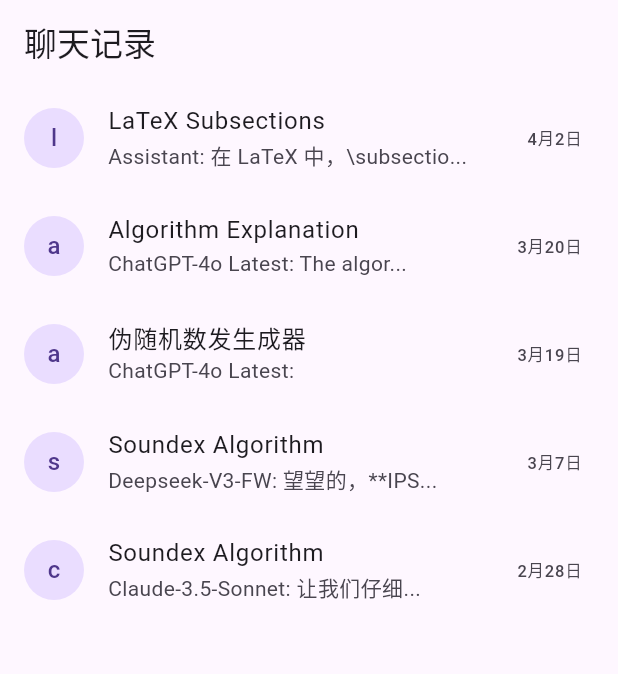
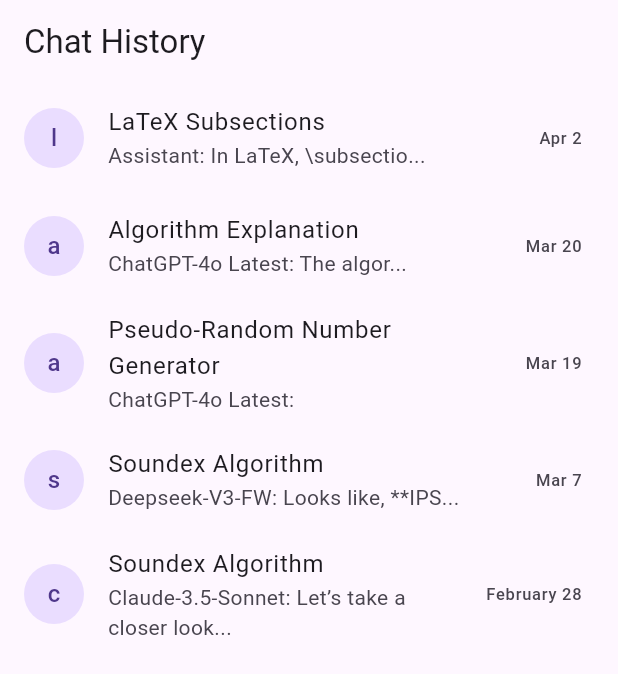
Before and after one commit to junior-stack/COMP5450-Challenge1, a Flutter app: the ChatRecords screen opened directly, on a phone screen of 412 x 824 dp. Shown: the top 674 px of the screen. Run offline on Flutter 3.47's test engine with Material 3 defaults, Android fonts, the phone set to English and light mode, and no system bars; our stand-ins replace dash_chat_2.

Commit message:
translate language of comments to english

```diff
--- a/lib/pages/ChatHistory.dart
+++ b/lib/pages/ChatHistory.dart
@@ -1,5 +1,4 @@
 import 'package:flutter/material.dart';
-
 
 class ChatHistory extends StatelessWidget {
   const ChatHistory({super.key});
@@ -22,14 +21,14 @@
   final String title;
   final String subtitle;
   final String date;
-  bool isPinned; // 用于标记是否置顶
+  bool isPinned; // Indicates whether the item is pinned
 
   ChatItem({
     required this.icon,
     required this.title,
     required this.subtitle,
     required this.date,
-    this.isPinned = false, // 默认未置顶
+    this.isPinned = false, // Default is not pinned
   });
 }
 
@@ -45,32 +44,32 @@
     ChatItem(
       icon: 'latex_icon.png',
       title: 'LaTeX Subsections',
-      subtitle: 'Assistant: 在 LaTeX 中，\\subsectio...',
-      date: '4月2日',
+      subtitle: 'Assistant: In LaTeX, \\subsectio...',
+      date: 'Apr 2',
     ),
     ChatItem(
       icon: 'algorithm_icon.png',
       title: 'Algorithm Explanation',
       subtitle: 'ChatGPT-4o Latest: The algor...',
-      date: '3月20日',
+      date: 'Mar 20',
     ),
     ChatItem(
       icon: 'algorithm_icon.png',
-      title: '伪随机数发生成器',
+      title: 'Pseudo-Random Number Generator',
       subtitle: 'ChatGPT-4o Latest:',
-      date: '3月19日',
+      date: 'Mar 19',
     ),
     ChatItem(
       icon: 'soundex_icon.png',
       title: 'Soundex Algorithm',
-      subtitle: 'Deepseek-V3-FW: 望望的，**IPS...',
-      date: '3月7日',
+      subtitle: 'Deepseek-V3-FW: Looks like, **IPS...',
+      date: 'Mar 7',
     ),
     ChatItem(
       icon: 'claude_icon.png',
       title: 'Soundex Algorithm',
-      subtitle: 'Claude-3.5-Sonnet: 让我们仔细...',
-      date: '2月28日',
+      subtitle: 'Claude-3.5-Sonnet: Let’s take a closer look...',
+      date: 'February 28',
     ),
   ];
 
@@ -78,16 +77,12 @@
     setState(() {
       final item = chatItems[index];
       if (!item.isPinned) {
-        // 如果未置顶，标记为置顶并移动到置顶区域
         item.isPinned = true;
         chatItems.removeAt(index);
-        // 找到第一个未置顶的 item 的位置
         int firstUnpinnedIndex = chatItems.indexWhere((item) => !item.isPinned);
         if (firstUnpinnedIndex == -1) {
-          // 如果所有 item 都置顶了，添加到最后
           chatItems.add(item);
         } else {
-          // 插入到最后一个置顶 item 之后
           chatItems.insert(firstUnpinnedIndex, item);
         }
       }
@@ -98,16 +93,12 @@
     setState(() {
       final item = chatItems[index];
       if (item.isPinned) {
-        // 如果已置顶，标记为未置顶并移动到未置顶区域的顶部
         item.isPinned = false;
         chatItems.removeAt(index);
-        // 找到第一个未置顶的 item 的位置
         int firstUnpinnedIndex = chatItems.indexWhere((item) => !item.isPinned);
         if (firstUnpinnedIndex == -1) {
-          // 如果没有未置顶的 item，添加到最后
           chatItems.add(item);
         } else {
-          // 插入到未置顶区域的顶部
           chatItems.insert(firstUnpinnedIndex, item);
         }
       }
@@ -124,7 +115,7 @@
   Widget build(BuildContext context) {
     return Scaffold(
       appBar: AppBar(
-        title: const Text('聊天记录'),
+        title: const Text('Chat History'),
       ),
       body: chatItems.isEmpty
           ? const Center(
@@ -152,7 +143,7 @@
             onDismissed: (direction) {
               _deleteItem(index);
               ScaffoldMessenger.of(context).showSnackBar(
-                SnackBar(content: Text('${item.title} 已删除')),
+                SnackBar(content: Text('${item.title} deleted')),
               );
             },
             child: GestureDetector(
@@ -160,14 +151,14 @@
                 showDialog(
                   context: context,
                   builder: (context) => AlertDialog(
-                    title: Text(item.isPinned ? '取消置顶' : '置顶'),
+                    title: Text(item.isPinned ? 'Unpin' : 'Pin to Top'),
                     content: Text(item.isPinned
-                        ? '是否取消此聊天的置顶？'
-                        : '是否将此聊天置顶？'),
+                        ? 'Do you want to unpin this chat?'
+                        : 'Do you want to pin this chat to the top?'),
                     actions: [
                       TextButton(
                         onPressed: () => Navigator.pop(context),
-                        child: const Text('取消'),
+                        child: const Text('Cancel'),
                       ),
                       TextButton(
                         onPressed: () {
@@ -178,7 +169,7 @@
                           }
                           Navigator.pop(context);
                         },
-                        child: const Text('确定'),
+                        child: const Text('Confirm'),
                       ),
                     ],
                   ),
@@ -189,9 +180,9 @@
                   mainAxisSize: MainAxisSize.min,
                   children: [
                     CircleAvatar(
-                      child: Text(item.icon[0]), // 模拟图标
+                      child: Text(item.icon[0]), // Simulated icon
                     ),
-                    if (item.isPinned) // 根据 isPinned 显示置顶图标
+                    if (item.isPinned)
                       const Padding(
                         padding: EdgeInsets.only(left: 8.0),
                         child: Icon(
```
